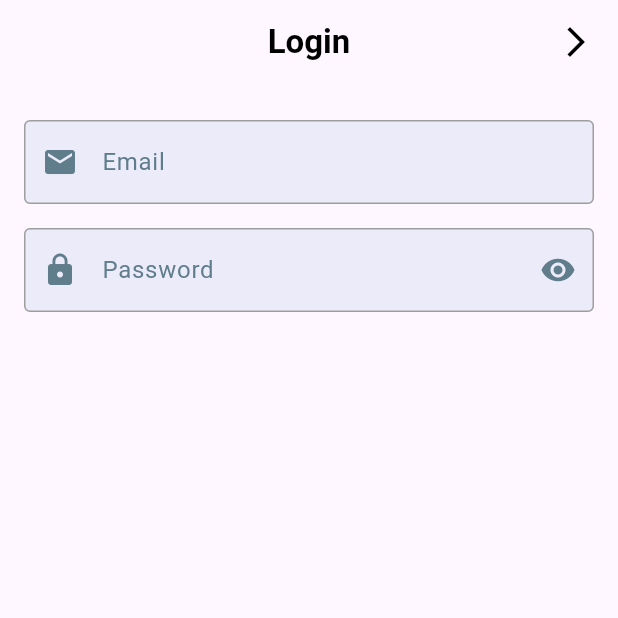
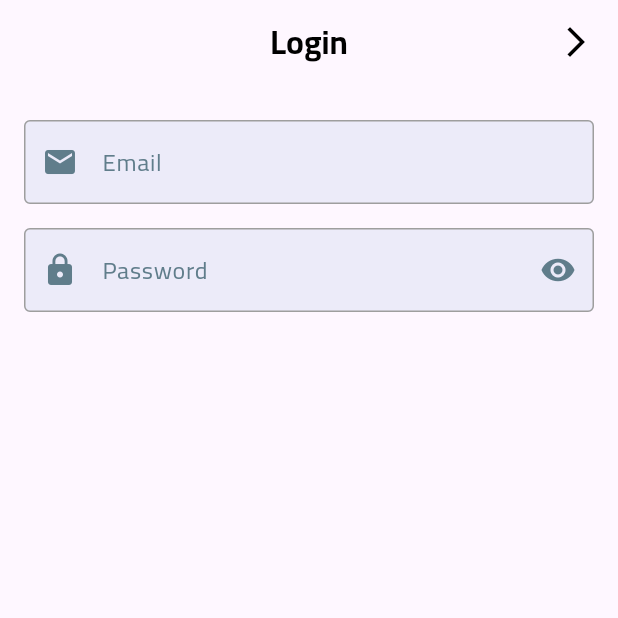
Before and after one commit to abdulrahmanibrahimdawood/e-commerce-app, a Flutter app: the screen it shows after launch, after a tap on "Skip", on a phone screen of 412 x 824 dp, the top half of it. Run offline on Flutter 3.47's test engine with Material 3 defaults, Android fonts, the phone set to English and light mode, and no system bars; our stand-ins replace dots_indicator, flutter_svg, shared_preferences.

Commit message:
add font

```diff
--- a/lib/core/widgets/custom_app_bar.dart
+++ b/lib/core/widgets/custom_app_bar.dart
@@ -5,7 +5,10 @@ AppBar buildAppBar(context, {required String title}) {
     centerTitle: true,
     title: Text(
       title,
-      style: const TextStyle(color: Colors.black, fontWeight: FontWeight.bold),
+      style: const TextStyle(
+          color: Colors.black,
+          fontWeight: FontWeight.bold,
+          fontFamily: 'Cairo'),
     ),
     leading: GestureDetector(
       onTap: () {
--- a/lib/main.dart
+++ b/lib/main.dart
@@ -16,8 +16,11 @@ class HebatoDiagnosis extends StatelessWidget {
 
   @override
   Widget build(BuildContext context) {
-    return const MaterialApp(
-      localizationsDelegates: [
+    return MaterialApp(
+      theme: ThemeData(
+        fontFamily: 'Cairo',
+      ),
+      localizationsDelegates: const [
         S.delegate,
         GlobalMaterialLocalizations.delegate,
         GlobalWidgetsLocalizations.delegate,
```
Also changed, not shown: pubspec.yaml (+12 -12 lines), assets/fonts/Cairo-Bold.ttf (added), assets/fonts/Cairo-Medium.ttf (added), assets/fonts/Cairo-Regular.ttf (added), assets/fonts/Cairo-SemiBold.ttf (added).
